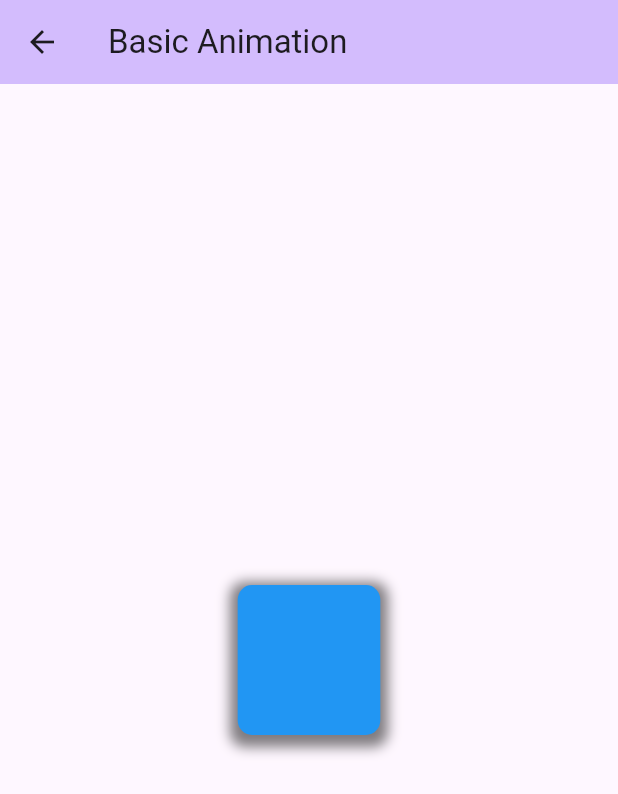
After one commit to prabeshpudasaini/flutter_animations, a Flutter app: the screen it shows after launch, after a tap on "Basic Animation", on a phone screen of 412 x 824 dp. The commit adds this screen. Shown: the top 794 px of the screen. Run offline on Flutter 3.47's test engine with Material 3 defaults, Android fonts, the phone set to English and light mode, and no system bars.

Commit message:
Implemented Basic Animation

```diff
--- /dev/null
+++ b/lib/basic_animation/basic_animation_view.dart
@@ -0,0 +1,72 @@
+import 'dart:math';
+
+import 'package:flutter/material.dart';
+
+class BasicAnimationView extends StatefulWidget {
+  const BasicAnimationView({super.key});
+
+  @override
+  State<BasicAnimationView> createState() => _BasicAnimationViewState();
+}
+
+class _BasicAnimationViewState extends State<BasicAnimationView>
+    with SingleTickerProviderStateMixin {
+  late AnimationController _controller;
+  late Animation<double> _animation;
+
+  @override
+  void initState() {
+    super.initState();
+    _controller = AnimationController(
+      vsync: this,
+      duration: const Duration(seconds: 2),
+    );
+    _animation = Tween<double>(
+      begin: 0.0,
+      end: 2 * pi,
+    ).animate(_controller);
+    _controller.repeat();
+  }
+
+  @override
+  void dispose() {
+    _controller.dispose();
+    super.dispose();
+  }
+
+  @override
+  Widget build(BuildContext context) {
+    return Scaffold(
+      appBar: AppBar(
+        backgroundColor: Theme.of(context).colorScheme.inversePrimary,
+        title: const Text('Basic Animation'),
+      ),
+      body: Center(
+        child: AnimatedBuilder(
+            animation: _controller,
+            builder: (context, child) {
+              return Transform(
+                alignment: Alignment.center,
+                transform: Matrix4.identity()..rotateY(_animation.value),
+                child: Container(
+                  width: 100,
+                  height: 100,
+                  decoration: BoxDecoration(
+                    color: Colors.blue,
+                    borderRadius: BorderRadius.circular(10),
+                    boxShadow: [
+                      BoxShadow(
+                        color: Colors.black.withOpacity(0.5),
+                        spreadRadius: 5,
+                        blurRadius: 7,
+                        offset: const Offset(0, 3),
+                      ),
+                    ],
+                  ),
+                ),
+              );
+            }),
+      ),
+    );
+  }
+}
--- a/lib/main.dart
+++ b/lib/main.dart
@@ -1,4 +1,5 @@
 import 'package:flutter/material.dart';
+import 'package:flutter_animation/basic_animation/basic_animation_view.dart';
 
 void main() {
   runApp(const MyApp());
@@ -35,6 +36,20 @@ class _HomePageState extends State<HomePage> {
         backgroundColor: Theme.of(context).colorScheme.inversePrimary,
         title: const Text('Animation'),
       ),
+      body: ListView(children: [
+        Card(
+          child: ListTile(
+            title: const Text('Basic Animation'),
+            onTap: () {
+              Navigator.of(context).push(MaterialPageRoute(
+                builder: (context) {
+                  return const BasicAnimationView();
+                },
+              ));
+            },
+          ),
+        ),
+      ]),
     );
   }
 }
--- a/pubspec.yaml
+++ b/pubspec.yaml
@@ -1,4 +1,4 @@
-name: myapp
+name: flutter_animation
 description: "A new Flutter project."
 # The following line prevents the package from being accidentally published to
 # pub.dev using `flutter pub publish`. This is preferred for private packages.
```
Also changed, not shown: 1 other file.
